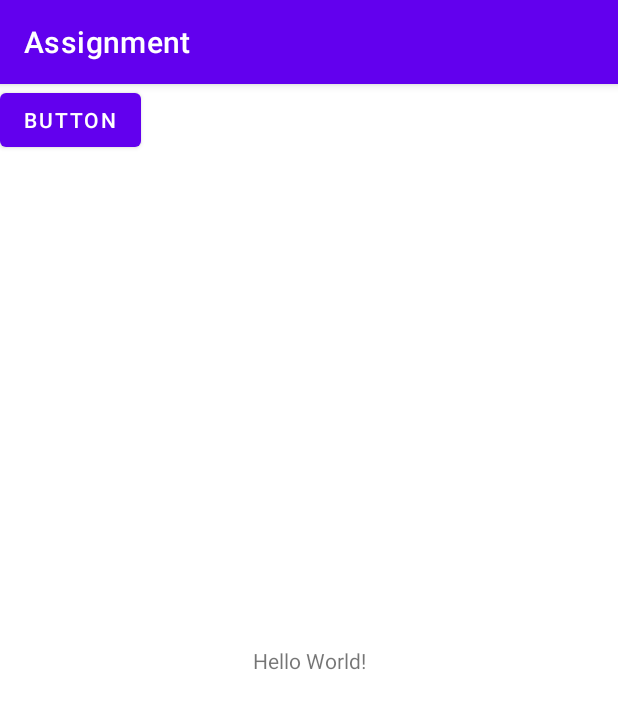
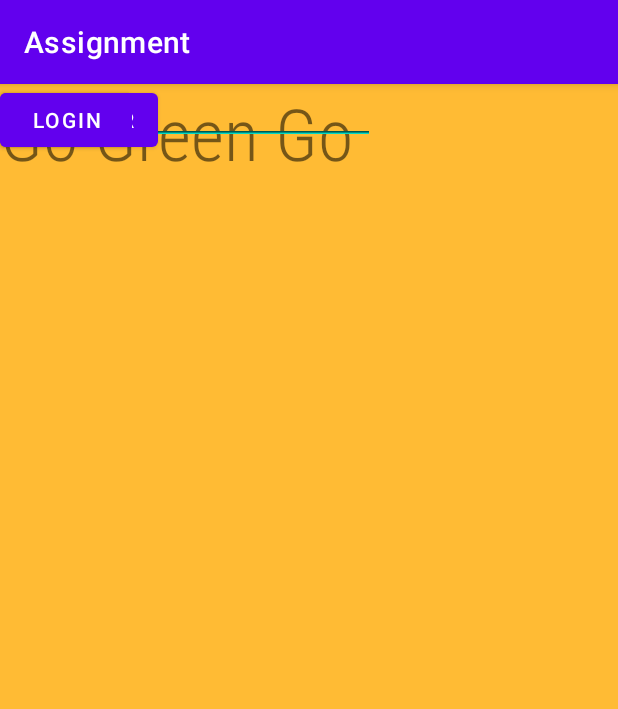
Before and after one commit to SWE1902MobileApplication/Assignment, an Android app: the screen it shows after launch (MainActivity), on a phone screen of 412 x 824 dp. Shown: the top 709 px of the screen. Run offline under Robolectric (Android 15) with nearby library versions, the light colour scheme and no system bars.

Commit message:
added login page details. back-end not finished.

```diff
--- a/app/src/main/res/layout/activity_main.xml
+++ b/app/src/main/res/layout/activity_main.xml
@@ -4,23 +4,53 @@
     xmlns:tools="http://schemas.android.com/tools"
     android:layout_width="match_parent"
     android:layout_height="match_parent"
+    android:outlineAmbientShadowColor="#FFFFFF"
+    android:outlineSpotShadowColor="#FFFFFF"
+    android:background="#ffbb34"
     tools:context=".MainActivity">
 
     <TextView
+        android:id="@+id/textView"
         android:layout_width="wrap_content"
         android:layout_height="wrap_content"
-        android:text="Hello World!"
-        app:layout_constraintBottom_toBottomOf="parent"
-        app:layout_constraintLeft_toLeftOf="parent"
-        app:layout_constraintRight_toRightOf="parent"
-        app:layout_constraintTop_toTopOf="parent" />
+        android:fontFamily="sans-serif-condensed-medium"
+        android:text="Go Green Go"
+        android:textFontWeight="48"
+        android:textSize="48sp"
+        tools:layout_editor_absoluteX="87dp"
+        tools:layout_editor_absoluteY="87dp" />
 
     <Button
         android:id="@+id/button"
         android:layout_width="wrap_content"
         android:layout_height="wrap_content"
-        android:text="Button"
-        tools:layout_editor_absoluteX="160dp"
-        tools:layout_editor_absoluteY="300dp" />
+        android:text="Register"
+        tools:layout_editor_absoluteX="217dp"
+        tools:layout_editor_absoluteY="428dp" />
 
+    <Button
+        android:id="@+id/button2"
+        android:layout_width="wrap_content"
+        android:layout_height="wrap_content"
+        android:text="Login"
+        tools:layout_editor_absoluteX="95dp"
+        tools:layout_editor_absoluteY="428dp" />
+
+    <EditText
+        android:id="@+id/etAccountID"
+        android:layout_width="250dp"
+        android:layout_height="40dp"
+        android:ems="10"
+        android:inputType="textPersonName"
+        tools:layout_editor_absoluteX="80dp"
+        tools:layout_editor_absoluteY="266dp" />
+
+    <EditText
+        android:id="@+id/etAccountPassword"
+        android:layout_width="250dp"
+        android:layout_height="40dp"
+        android:ems="10"
+        android:inputType="textPassword"
+        tools:layout_editor_absoluteX="80dp"
+        tools:layout_editor_absoluteY="332dp" />
 </androidx.constraintlayout.widget.ConstraintLayout>
```
